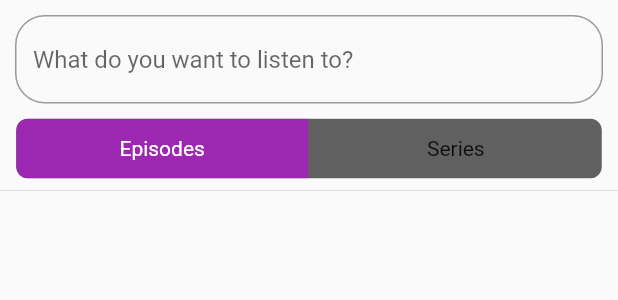
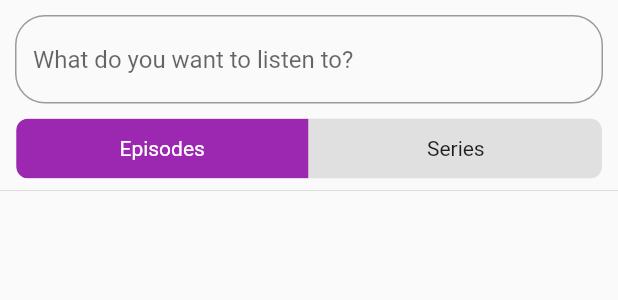
Before and after one commit to turboflo/kiku, a Flutter app: the SearchScreen widget shown alone on an empty page, opened directly, on a phone screen of 412 x 824 dp. Shown: the top 300 px of the screen. Run offline on Flutter 3.47's test engine with Material 2 defaults, Android fonts, the phone set to English and light mode, and no system bars; drawn by our look-alikes of toggle_switch; our stand-ins replace cached_network_image, firebase_auth, firebase_core, flutter_dotenv, font_awesome_flutter, freezed_annotation; missing offline and left inert: firebase_ui_auth; accounts and stored records are empty; generated files the repository leaves out were written again.

Commit message:
small change

```diff
--- a/lib/screens/search_screen.dart
+++ b/lib/screens/search_screen.dart
@@ -42,6 +42,7 @@ class _SearchScreenState extends State<SearchScreen> {
           ),
           ToggleSwitch(
             minWidth: double.infinity,
+            inactiveBgColor: Colors.grey.shade300,
             initialLabelIndex: showEpisodes ? 0 : 1,
             totalSwitches: 2,
             labels: const ['Episodes', 'Series'],
```
